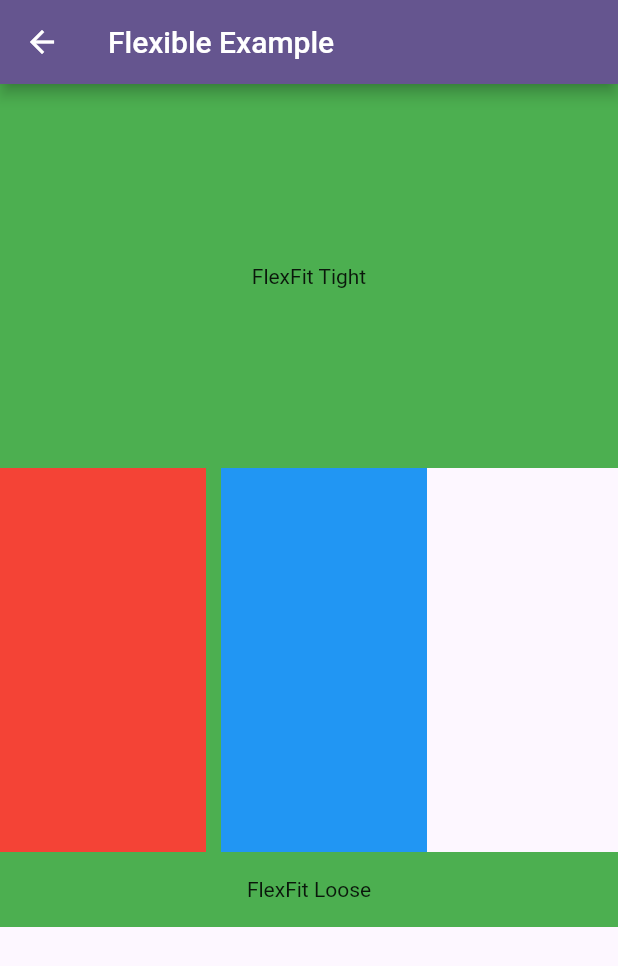
After one commit to omarSuarezRodriguez/flutter_apps_with_package, a Flutter app: the LFlexibleExample screen opened by its route, on a phone screen of 412 x 824 dp. The commit adds this screen. Shown: the top 966 px of the screen. Run offline on Flutter 3.47's test engine with Material 2 defaults, Android fonts, the phone set to English and light mode, and no system bars; our stand-ins replace get, get_storage, readmore; missing offline and left inert: flutter_barcode_scanner; accounts and stored records are empty.

Commit message:
Project 110

```diff
--- /dev/null
+++ b/lib/src/basics_screen/pages/109_flexible_example.dart
@@ -0,0 +1,72 @@
+import 'package:flutter/material.dart';
+
+class LFlexibleExample extends StatelessWidget {
+  const LFlexibleExample({super.key});
+
+  @override
+  Widget build(BuildContext context) {
+    return Scaffold(
+      appBar: AppBar(title: const Text('Flexible Example')),
+      body: const Center(
+        child: LFlexible(),
+      ),
+    );
+  }
+}
+
+
+class LFlexible extends StatelessWidget {
+  const LFlexible({super.key});
+
+  @override
+  Widget build(BuildContext context) {
+    return Center(
+      child: Column(
+        children: <Widget>[
+          Flexible(
+            fit: FlexFit.tight,
+            child: Container(
+              color: Colors.green,
+              height: 50,
+              child: Center(child: Text("FlexFit Tight")),
+            ),
+          ),
+          Flexible(
+            fit: FlexFit.loose,
+            child: Row(
+              children: <Widget>[
+                Flexible(
+                    flex: 1,
+                    fit: FlexFit.tight,
+                    child: Container(
+                      width: 10,
+                      color: Colors.red,
+                    )),
+                Flexible(
+                    flex: 1,
+                    fit: FlexFit.loose,
+                    child: Container(
+                      width: 10,
+                      color: Colors.green,
+                    )),
+                Flexible(
+                    flex: 1,
+                    child: Container(
+                      color: Colors.blue,
+                    )),
+              ],
+            ),
+          ),
+          Flexible(
+            fit: FlexFit.loose,
+            child: Container(
+              color: Colors.green,
+              height: 50,
+              child: Center(child: Text("FlexFit Loose")),
+            ),
+          ),
+        ],
+      ),
+    );
+  }
+}
--- a/lib/src/routes/routes.dart
+++ b/lib/src/routes/routes.dart
@@ -8,6 +8,8 @@ import 'package:flutter_apps_with_package/src/basics_screen/pages/105_clip_path_
 import 'package:flutter_apps_with_package/src/basics_screen/pages/106_animated_positioned_example.dart';
 import 'package:flutter_apps_with_package/src/basics_screen/pages/107_align_example.dart';
 import 'package:flutter_apps_with_package/src/basics_screen/pages/108_decorated_box_example.dart';
+import 'package:flutter_apps_with_package/src/basics_screen/pages/109_flexible_example.dart';
+import 'package:flutter_apps_with_package/src/basics_screen/pages/110_switch_list_tile_example.dart';
 import 'package:flutter_apps_with_package/src/basics_screen/pages/81_dropdown_button_example.dart';
 import 'package:flutter_apps_with_package/src/basics_screen/pages/82_cards_example.dart';
 import 'package:flutter_apps_with_package/src/basics_screen/pages/83_chips_example.dart';
@@ -267,6 +269,8 @@ Map<String, WidgetBuilder> getApplicationRoutes() {
     '/basics_106'          : (BuildContext context) => const LAnimatedPositionedExample(),
     '/basics_107'          : (BuildContext context) => const LAlignExample(),
     '/basics_108'          : (BuildContext context) => const LDecoratedBoxExample(),
+    '/basics_109'          : (BuildContext context) => const LFlexibleExample(),
+    '/basics_110'          : (BuildContext context) => const LSwitchListTileExample(),
 
 
 
```
Also changed, not shown: lib/src/basics_screen/basics_screen.dart (+28 -0 lines), lib/src/basics_screen/pages/110_switch_list_tile_example.dart (added, +48 -0 lines).
